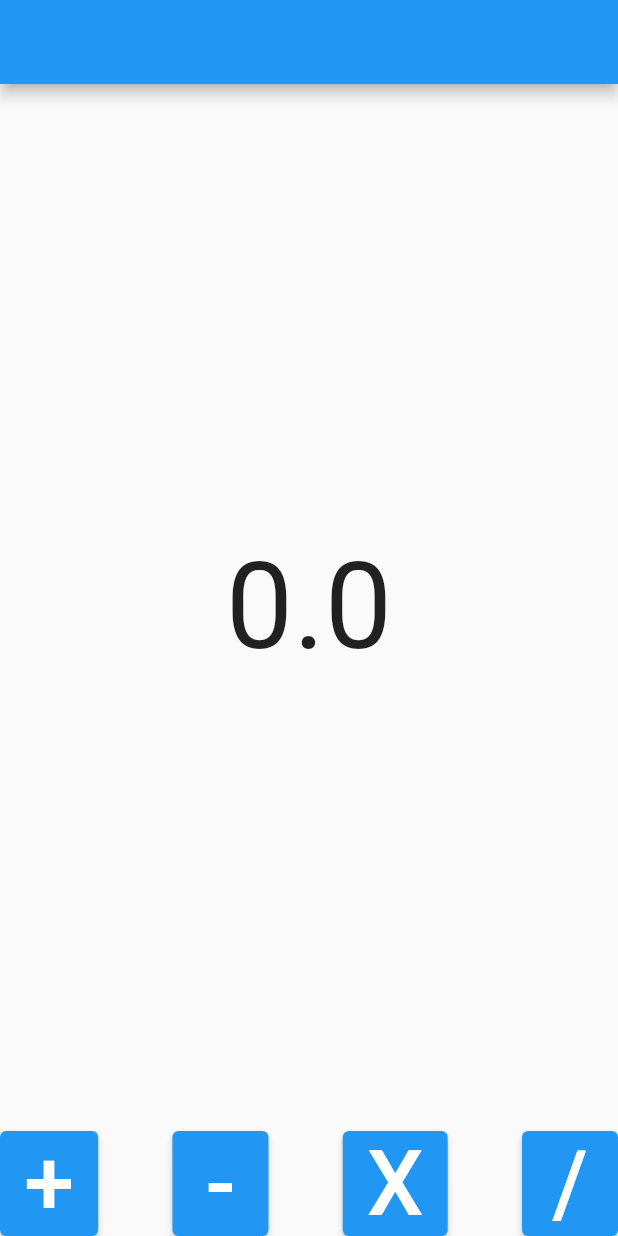
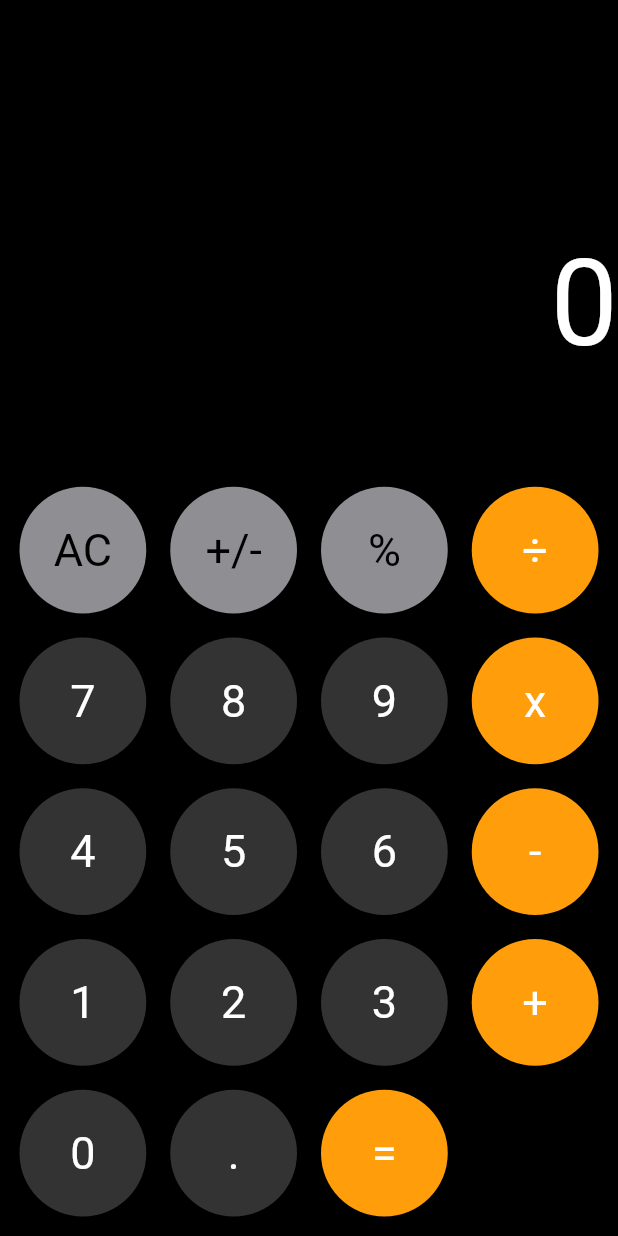
Before and after one commit to sudar-life/calculator_sample, a Flutter app: the screen it shows after launch, on a phone screen of 412 x 824 dp. Run offline on Flutter 3.47's test engine with Material 2 defaults, Android fonts, the light colour scheme and no system bars.

Commit message:
계산기 구현 완료

```diff
--- a/lib/src/app.dart
+++ b/lib/src/app.dart
@@ -7,7 +7,6 @@ class App extends StatelessWidget {
   @override
   Widget build(BuildContext context) {
     return Scaffold(
-      appBar: AppBar(),
       body: Calculator(x: 10, y: 2),
     );
   }
--- /dev/null
+++ b/lib/src/components/calc_button.dart
@@ -0,0 +1,49 @@
+import 'package:calculator_sample/src/constants/button_type.dart';
+import 'package:calculator_sample/src/model/calc_button.dart';
+import 'package:flutter/material.dart';
+
+class CalcButtonWidget extends StatelessWidget {
+  final Function() onTap;
+  final CalcButton calcButton;
+
+  const CalcButtonWidget({
+    Key? key,
+    required this.onTap,
+    required this.calcButton,
+  }) : super(key: key);
+
+  Color backgroundColor() {
+    switch (calcButton.theme) {
+      case CalcType.Operator:
+        return Color(0xffff9e0a);
+      case CalcType.Number:
+        return Color(0xff333333);
+      case CalcType.ETC:
+        return Color(0xff8e8e93);
+    }
+  }
+
+  @override
+  Widget build(BuildContext context) {
+    return GestureDetector(
+      onTap: onTap,
+      child: Container(
+        margin: const EdgeInsets.all(8),
+        width: double.infinity,
+        height: double.infinity,
+        decoration:
+            BoxDecoration(shape: BoxShape.circle, color: backgroundColor()),
+        child: Center(
+          child: Text(
+            calcButton.text,
+            style: TextStyle(
+                color: calcButton.theme == CalcType.ETC
+                    ? Colors.black
+                    : Colors.white,
+                fontSize: 30),
+          ),
+        ),
+      ),
+    );
+  }
+}
--- /dev/null
+++ b/lib/src/components/calc_disply.dart
@@ -0,0 +1,27 @@
+import 'package:flutter/material.dart';
+
+class CalcDisplay extends StatelessWidget {
+  final double display;
+  const CalcDisplay({Key? key, required this.display}) : super(key: key);
+
+  @override
+  Widget build(BuildContext context) {
+    String displayValue = display.toString();
+    var fontSize = 80.0;
+    if (display.toString().contains(".")) {
+      var numbar = int.parse(display.toString().split('.')[0]);
+      if (numbar - display == 0) {
+        displayValue = numbar.toString();
+      }
+    }
+    if (displayValue.length > 7) {
+      fontSize = 50;
+    }
+
+    return Text(
+      displayValue.toString(),
+      style: TextStyle(fontSize: fontSize, color: Colors.white),
+      textAlign: TextAlign.right,
+    );
+  }
+}
--- /dev/null
+++ b/lib/src/constants/button_type.dart
@@ -0,0 +1 @@
+enum CalcType { Operator, Number, ETC }
--- /dev/null
+++ b/lib/src/model/calc_button.dart
@@ -0,0 +1,7 @@
+import 'package:calculator_sample/src/constants/button_type.dart';
+
+class CalcButton {
+  String text;
+  CalcType theme;
+  CalcButton(this.text, this.theme);
+}
--- a/lib/src/page/calculator.dart
+++ b/lib/src/page/calculator.dart
@@ -1,3 +1,7 @@
+import 'package:calculator_sample/src/components/calc_button.dart';
+import 'package:calculator_sample/src/components/calc_disply.dart';
+import 'package:calculator_sample/src/constants/button_type.dart';
+import 'package:calculator_sample/src/model/calc_button.dart';
 import 'package:flutter/material.dart';
 
 class Calculator extends StatefulWidget {
@@ -10,93 +14,173 @@ class Calculator extends StatefulWidget {
 }
 
 class _CalculatorState extends State<Calculator> {
-  double result = 0;
-  double add() {
-    print("${widget.x}+${widget.y}=${widget.x + widget.y}");
-    return widget.x + widget.y;
+  Size? size;
+
+  @override
+  void didChangeDependencies() {
+    super.didChangeDependencies();
+    size = MediaQuery.of(context).size;
   }
 
-  double subtract() {
-    print("${widget.x}-${widget.y}=${widget.x - widget.y}");
-    return widget.x - widget.y;
+  double display = 0;
+
+  String x = "";
+  String y = "";
+  String oper = "";
+  List<String> stackValues = [];
+
+  List<CalcButton> buttonList = [
+    CalcButton("AC", CalcType.ETC),
+    CalcButton("+/-", CalcType.ETC),
+    CalcButton("%", CalcType.ETC),
+    CalcButton("÷", CalcType.Operator),
+    CalcButton("7", CalcType.Number),
+    CalcButton("8", CalcType.Number),
+    CalcButton("9", CalcType.Number),
+    CalcButton("x", CalcType.Operator),
+    CalcButton("4", CalcType.Number),
+    CalcButton("5", CalcType.Number),
+    CalcButton("6", CalcType.Number),
+    CalcButton("-", CalcType.Operator),
+    CalcButton("1", CalcType.Number),
+    CalcButton("2", CalcType.Number),
+    CalcButton("3", CalcType.Number),
+    CalcButton("+", CalcType.Operator),
+    CalcButton("0", CalcType.Number),
+    CalcButton(".", CalcType.Number),
+    CalcButton("=", CalcType.Operator),
+  ];
+
+  void _operatorEvent(String operatorValue) {
+    calcResult();
+    if (operatorValue != '=') oper = operatorValue;
+    if (x == "") return;
+    setState(() {
+      switch (operatorValue) {
+        case "÷":
+        case "x":
+        case "-":
+        case "+":
+          if (y != "") {
+            y = display.toString();
+          } else {
+            y = x;
+          }
+          break;
+        case "=":
+          calcResult();
+          break;
+      }
+      x = "";
+    });
   }
 
-  double multiplication() {
-    print("${widget.x}*${widget.y}=${widget.x * widget.y}");
-    return widget.x * widget.y;
+  void calcResult() {
+    setState(() {
+      if (x == "") {
+        x = y;
+        y = display.toString();
+      }
+      switch (oper) {
+        case "÷":
+          display = double.parse(y) / double.parse(x);
+          break;
+        case "x":
+          display = double.parse(y) * double.parse(x);
+          break;
+        case "-":
+          display = double.parse(y) - double.parse(x);
+          break;
+        case "+":
+          display = double.parse(y) + double.parse(x);
+          break;
+      }
+      oper = "=";
+      x = "";
+      y = display.toString();
+    });
   }
 
-  double division() {
-    print("${widget.x}/${widget.y}=${widget.x / widget.y}");
-    return widget.x / widget.y;
+  void initData() {
+    display = 0;
+    y = "";
+    x = "";
+  }
+
+  void _etcEvent(String etcValue) {
+    setState(() {
+      switch (etcValue) {
+        case "%":
+          if (x != '') display = double.parse(x);
+          display /= 100;
+          y = display.toString();
+          x = '';
+          break;
+        case "AC":
+          initData();
+          break;
+        case "+/-":
+          display *= -1;
+          x = '';
+          break;
+      }
+    });
+  }
+
+  void buttonEvent(CalcButton calcButton) {
+    switch (calcButton.theme) {
+      case CalcType.Operator:
+        _operatorEvent(calcButton.text);
+        break;
+      case CalcType.Number:
+        setState(() {
+          if (oper == "=") {
+            y = "";
+          }
+          x += calcButton.text;
+          display = double.parse(x);
+        });
+        break;
+      case CalcType.ETC:
+        _etcEvent(calcButton.text);
+        break;
+    }
   }
 
   @override
   Widget build(BuildContext context) {
     return Container(
+      color: Colors.black,
       child: Column(
         children: [
-          Expanded(
-            child: Center(
-              child: Text(
-                result.toString(),
-                style: TextStyle(fontSize: 80),
-              ),
+          Container(
+            height: 250,
+            child: Align(
+              alignment: Alignment.bottomRight,
+              child: CalcDisplay(display: display),
             ),
           ),
-          Row(
-            mainAxisAlignment: MainAxisAlignment.spaceBetween,
-            children: [
-              ElevatedButton(
-                onPressed: () {
-                  double value = add();
-                  setState(() {
-                    result = value;
-                  });
-                },
-                child: Text(
-                  "+",
-                  style: TextStyle(fontSize: 60),
-                ),
-              ),
-              ElevatedButton(
-                onPressed: () {
-                  double value = subtract();
-                  setState(() {
-                    result = value;
-                  });
-                },
-                child: Text(
-                  "-",
-                  style: TextStyle(fontSize: 60),
-                ),
-              ),
-              ElevatedButton(
-                onPressed: () {
-                  double value = multiplication();
-                  setState(() {
-                    result = value;
-                  });
-                },
-                child: Text(
-                  "X",
-                  style: TextStyle(fontSize: 60),
-                ),
-              ),
-              ElevatedButton(
-                onPressed: () {
-                  double value = division();
-                  setState(() {
-                    result = value;
-                  });
-                },
-                child: Text(
-                  "/",
-                  style: TextStyle(fontSize: 60),
-                ),
-              ),
-            ],
-          )
+          Expanded(
+            child: Align(
+              alignment: Alignment.bottomCenter,
+              child: GridView.builder(
+                  padding: const EdgeInsets.all(5.0),
+                  shrinkWrap: true,
+                  physics: NeverScrollableScrollPhysics(),
+                  gridDelegate: SliverGridDelegateWithFixedCrossAxisCount(
+                    crossAxisCount: 4,
+                  ),
+                  itemCount: buttonList.length,
+                  itemBuilder: (_, index) {
+                    return CalcButtonWidget(
+                      onTap: () {
+                        buttonEvent(buttonList[index]);
+                      },
+                      calcButton: buttonList[index],
+                    );
+                  }),
+            ),
+          ),
         ],
       ),
     );
```
